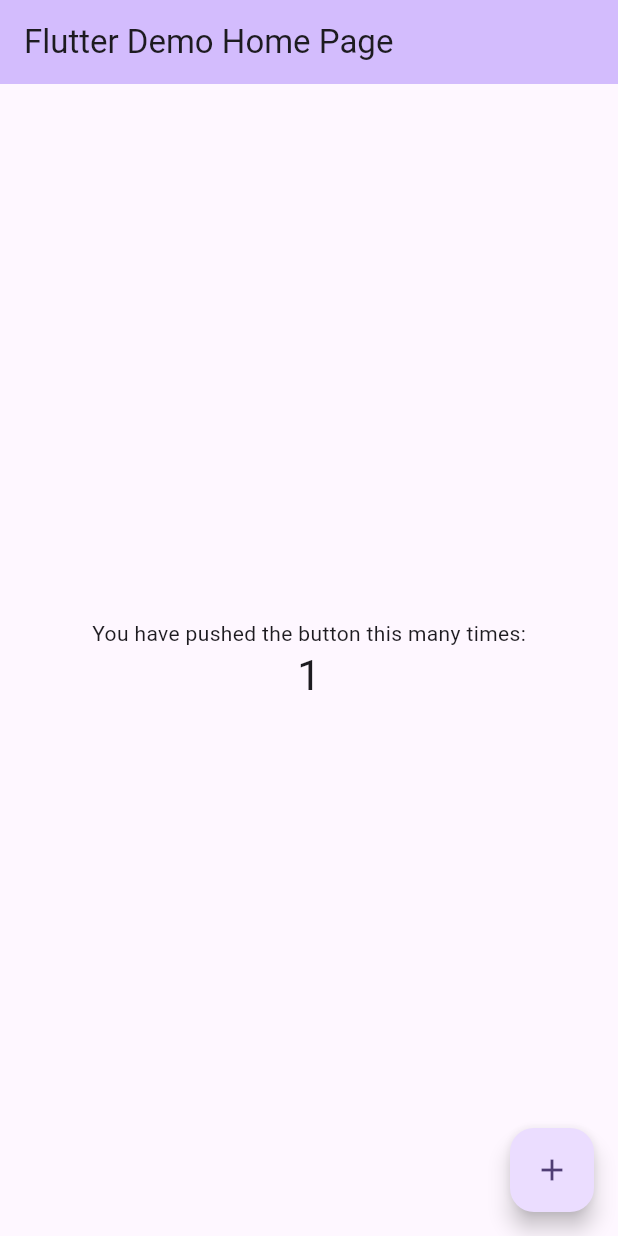
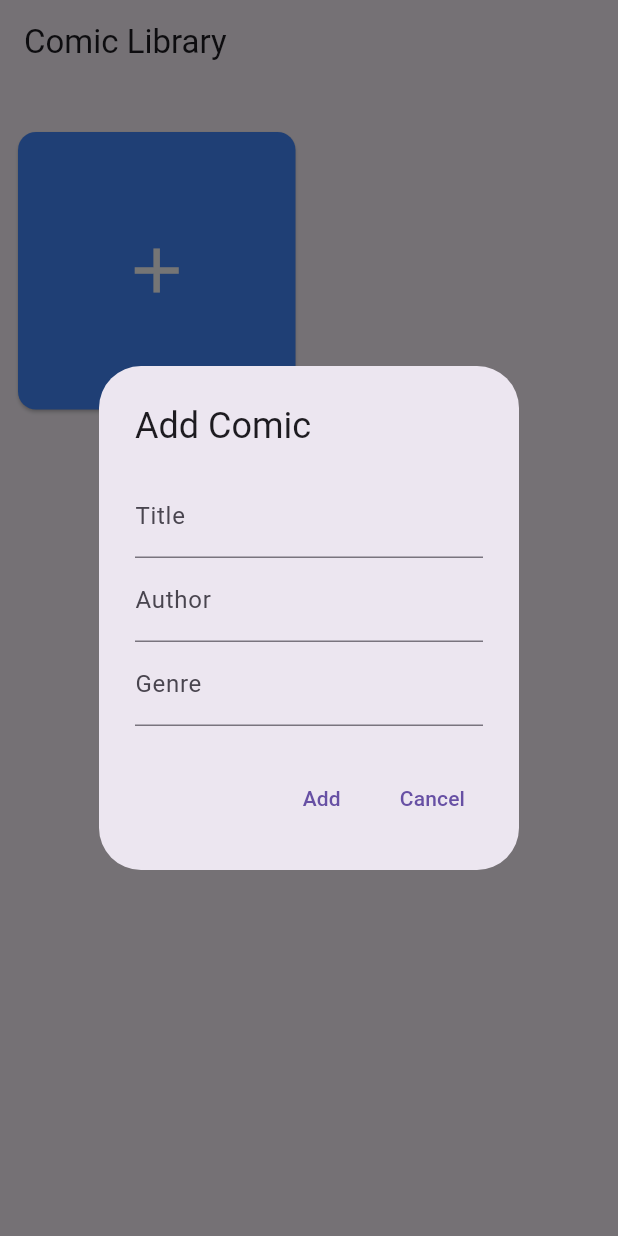
Before and after one commit to Dusty223322/flutter_application_1, a Flutter app: the screen it shows after launch, after a tap on the "add" icon, on a phone screen of 412 x 824 dp. Run offline on Flutter 3.47's test engine with Material 3 defaults, Android fonts, the phone set to English and light mode, and no system bars.

Commit message:
Now able to adde comics to library

```diff
--- a/lib/main.dart
+++ b/lib/main.dart
@@ -1,125 +1,164 @@
 import 'package:flutter/material.dart';
 
-void main() {
-  runApp(const MyApp());
-}
+void main() => runApp(const MyApp());
 
 class MyApp extends StatelessWidget {
   const MyApp({super.key});
 
-  // This widget is the root of your application.
   @override
   Widget build(BuildContext context) {
     return MaterialApp(
-      title: 'Flutter Demo',
-      theme: ThemeData(
-        // This is the theme of your application.
-        //
-        // TRY THIS: Try running your application with "flutter run". You'll see
-        // the application has a purple toolbar. Then, without quitting the app,
-        // try changing the seedColor in the colorScheme below to Colors.green
-        // and then invoke "hot reload" (save your changes or press the "hot
-        // reload" button in a Flutter-supported IDE, or press "r" if you used
-        // the command line to start the app).
-        //
-        // Notice that the counter didn't reset back to zero; the application
-        // state is not lost during the reload. To reset the state, use hot
-        // restart instead.
-        //
-        // This works for code too, not just values: Most code changes can be
-        // tested with just a hot reload.
-        colorScheme: ColorScheme.fromSeed(seedColor: Colors.deepPurple),
-        useMaterial3: true,
+      home: Scaffold(
+        appBar: AppBar(title: const Text('Comic Library')),
+        body: const ComicLibrary(),
       ),
-      home: const MyHomePage(title: 'Flutter Demo Home Page'),
     );
   }
 }
 
-class MyHomePage extends StatefulWidget {
-  const MyHomePage({super.key, required this.title});
-
-  // This widget is the home page of your application. It is stateful, meaning
-  // that it has a State object (defined below) that contains fields that affect
-  // how it looks.
-
-  // This class is the configuration for the state. It holds the values (in this
-  // case the title) provided by the parent (in this case the App widget) and
-  // used by the build method of the State. Fields in a Widget subclass are
-  // always marked "final".
-
-  final String title;
+class ComicLibrary extends StatefulWidget {
+  const ComicLibrary({super.key});
 
   @override
-  State<MyHomePage> createState() => _MyHomePageState();
+  State<ComicLibrary> createState() => _ComicLibraryState();
 }
 
-class _MyHomePageState extends State<MyHomePage> {
-  int _counter = 0;
+class _ComicLibraryState extends State<ComicLibrary> {
+  // In-memory data, would be loaded from a JSON file in a real app
+  List<Map<String, String>> comics = [];
 
-  void _incrementCounter() {
+  // Controllers for text input
+  final TextEditingController titleController = TextEditingController();
+  final TextEditingController authorController = TextEditingController();
+  final TextEditingController genreController = TextEditingController();
+
+  // Popup to add comic
+  void _showAddComicDialog() {
+    showDialog(
+      context: context,
+      builder: (context) {
+        return AlertDialog(
+          title: const Text('Add Comic'),
+          content: Column(
+            mainAxisSize: MainAxisSize.min,
+            children: [
+              TextField(
+                controller: titleController,
+                decoration: const InputDecoration(labelText: 'Title'),
+              ),
+              TextField(
+                controller: authorController,
+                decoration: const InputDecoration(labelText: 'Author'),
+              ),
+              TextField(
+                controller: genreController,
+                decoration: const InputDecoration(labelText: 'Genre'),
+              ),
+            ],
+          ),
+          actions: [
+            TextButton(
+              onPressed: () {
                 setState(() {
-      // This call to setState tells the Flutter framework that something has
-      // changed in this State, which causes it to rerun the build method below
-      // so that the display can reflect the updated values. If we changed
-      // _counter without calling setState(), then the build method would not be
-      // called again, and so nothing would appear to happen.
-      _counter++;
+                  comics.add({
+                    'title': titleController.text,
+                    'author': authorController.text,
+                    'genre': genreController.text
+                  });
+                  titleController.clear();
+                  authorController.clear();
+                  genreController.clear();
+                });
+                Navigator.of(context).pop();
+              },
+              child: const Text('Add'),
+            ),
+            TextButton(
+              onPressed: () {
+                Navigator.of(context).pop();
+              },
+              child: const Text('Cancel'),
+            ),
+          ],
+        );
+      },
+    );
+  }
+
+  // Long press to delete comic
+  void _deleteComic(int index) {
+    setState(() {
+      comics.removeAt(index);
     });
   }
 
   @override
   Widget build(BuildContext context) {
-    // This method is rerun every time setState is called, for instance as done
-    // by the _incrementCounter method above.
-    //
-    // The Flutter framework has been optimized to make rerunning build methods
-    // fast, so that you can just rebuild anything that needs updating rather
-    // than having to individually change instances of widgets.
-    return Scaffold(
-      appBar: AppBar(
-        // TRY THIS: Try changing the color here to a specific color (to
-        // Colors.amber, perhaps?) and trigger a hot reload to see the AppBar
-        // change color while the other colors stay the same.
-        backgroundColor: Theme.of(context).colorScheme.inversePrimary,
-        // Here we take the value from the MyHomePage object that was created by
-        // the App.build method, and use it to set our appbar title.
-        title: Text(widget.title),
+    return Padding(
+      padding: const EdgeInsets.all(8.0),
+      child: Column(
+        crossAxisAlignment: CrossAxisAlignment.start,
+        children: [
+          const SizedBox(height: 20),
+          Expanded(
+            child: GridView.builder(
+              gridDelegate: const SliverGridDelegateWithFixedCrossAxisCount(
+                crossAxisCount: 2,
+                crossAxisSpacing: 10,
+                mainAxisSpacing: 10,
               ),
-      body: Center(
-        // Center is a layout widget. It takes a single child and positions it
-        // in the middle of the parent.
+              itemCount: comics.length + 1, // extra item for 'add' button
+              itemBuilder: (context, index) {
+                if (index == comics.length) {
+                  return GestureDetector(
+                    onTap: _showAddComicDialog,
+                    child: Card(
+                      color: Colors.blueAccent,
+                      child: Center(
+                        child: Icon(
+                          Icons.add,
+                          color: Colors.white,
+                          size: 50,
+                        ),
+                      ),
+                    ),
+                  );
+                } else {
+                  return GestureDetector(
+                    onLongPress: () => _deleteComic(index),
+                    child: Card(
+                      elevation: 5,
+                      child: Padding(
+                        padding: const EdgeInsets.all(8.0),
                         child: Column(
-          // Column is also a layout widget. It takes a list of children and
-          // arranges them vertically. By default, it sizes itself to fit its
-          // children horizontally, and tries to be as tall as its parent.
-          //
-          // Column has various properties to control how it sizes itself and
-          // how it positions its children. Here we use mainAxisAlignment to
-          // center the children vertically; the main axis here is the vertical
-          // axis because Columns are vertical (the cross axis would be
-          // horizontal).
-          //
-          // TRY THIS: Invoke "debug painting" (choose the "Toggle Debug Paint"
-          // action in the IDE, or press "p" in the console), to see the
-          // wireframe for each widget.
                           mainAxisAlignment: MainAxisAlignment.center,
-          children: <Widget>[
-            const Text(
-              'You have pushed the button this many times:',
+                          children: [
+                            Text(
+                              comics[index]['title']!,
+                              style: const TextStyle(
+                                fontWeight: FontWeight.bold,
+                                fontSize: 16,
+                              ),
                             ),
                             Text(
-              '$_counter',
-              style: Theme.of(context).textTheme.headlineMedium,
+                              comics[index]['author']!,
+                              style: const TextStyle(fontSize: 12),
+                            ),
+                            Text(
+                              comics[index]['genre']!,
+                              style: const TextStyle(fontSize: 12),
                             ),
                           ],
                         ),
                       ),
-      floatingActionButton: FloatingActionButton(
-        onPressed: _incrementCounter,
-        tooltip: 'Increment',
-        child: const Icon(Icons.add),
-      ), // This trailing comma makes auto-formatting nicer for build methods.
+                    ),
+                  );
+                }
+              },
+            ),
+          ),
+        ],
+      ),
     );
   }
 }
--- a/pubspec.yaml
+++ b/pubspec.yaml
@@ -21,6 +21,7 @@ version: 1.0.0+1
 environment:
   sdk: ^3.5.4
 
+
 # Dependencies specify other packages that your package needs in order to work.
 # To automatically upgrade your package dependencies to the latest versions
 # consider running `flutter pub upgrade --major-versions`. Alternatively,
@@ -30,6 +31,7 @@ environment:
 dependencies:
   flutter:
     sdk: flutter
+  path_provider: ^2.1.2
 
 
   # The following adds the Cupertino Icons font to your application.
```
Also changed, not shown: pubspec.lock, 1 other file. Lines whose indentation alone changed are shown as unchanged.
